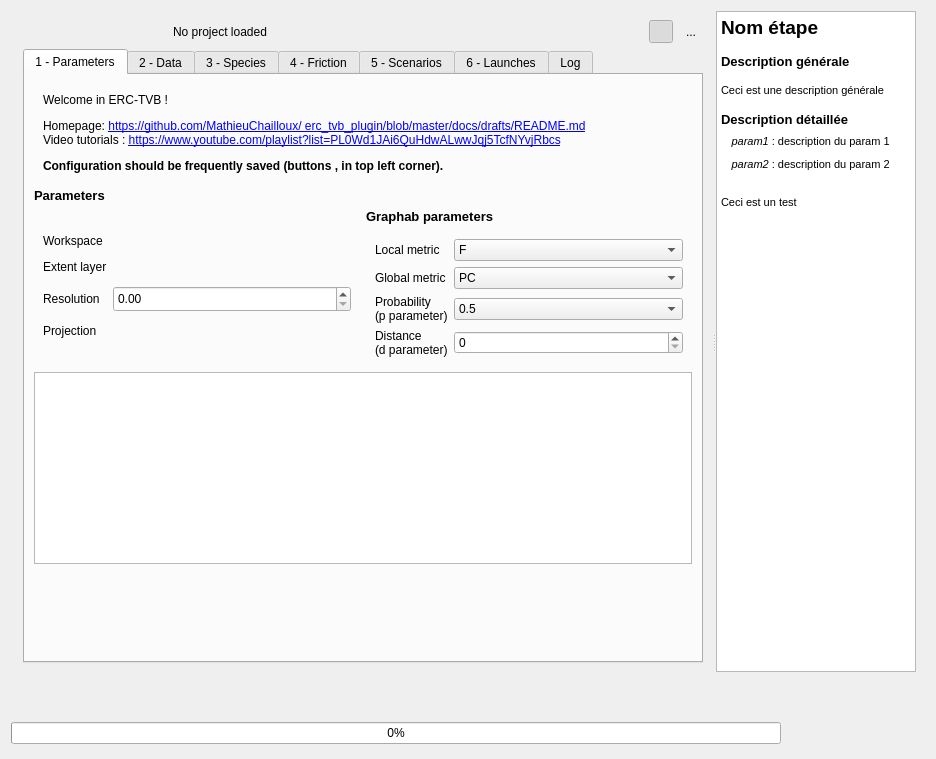
First picture: the form in ui/erc_tvb_plugin_dialog_base.ui, repository MathieuChailloux/MitiConnect, before the edit.
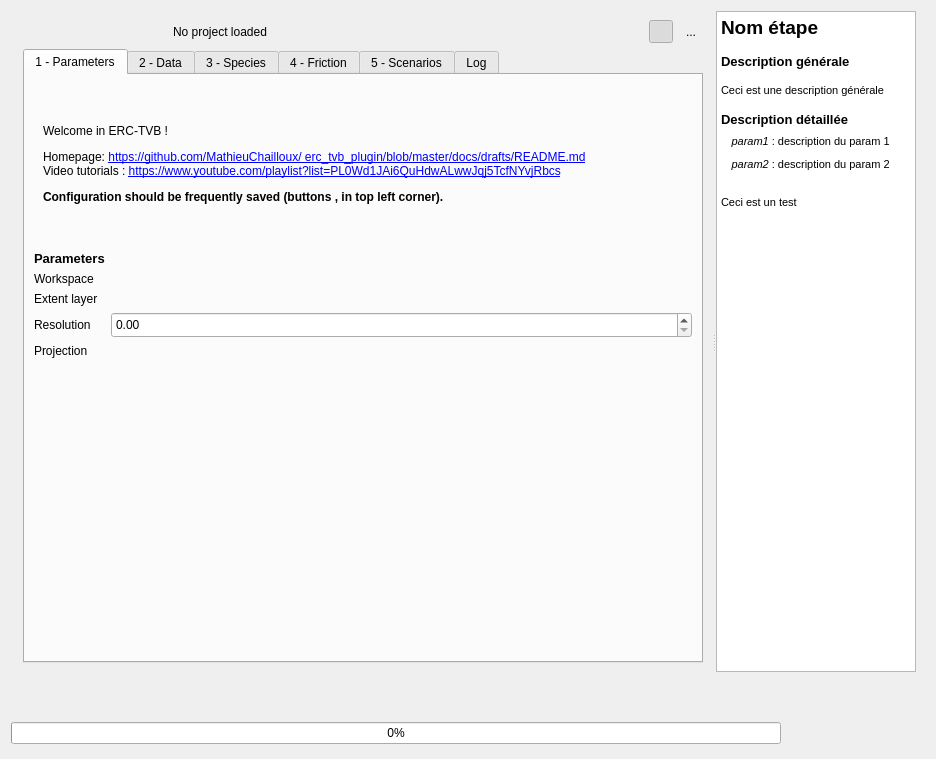
Second picture: the form after the edit. The open tabs and pages were chosen to show the change. Icons and pictures are not drawn. Custom widgets are drawn as their Qt base class.

Commit message: ui replaced, old widgets disconnected

Diff of the .ui file:
```diff
--- a/ui/erc_tvb_plugin_dialog_base.ui
+++ b/ui/erc_tvb_plugin_dialog_base.ui
@@ -299,48 +299,8 @@
               <attribute name="title">
                <string>1 - Parameters</string>
               </attribute>
-              <layout class="QGridLayout" name="gridLayout_14">
-               <item row="4" column="0" colspan="2">
-                <widget class="QTableView" name="paramsView">
-                 <property name="enabled">
-                  <bool>true</bool>
-                 </property>
-                 <property name="sizePolicy">
-                  <sizepolicy hsizetype="Expanding" vsizetype="Expanding">
-                   <horstretch>0</horstretch>
-                   <verstretch>0</verstretch>
-                  </sizepolicy>
-                 </property>
-                 <property name="minimumSize">
-                  <size>
-                   <width>0</width>
-                   <height>180</height>
-                  </size>
-                 </property>
-                 <property name="maximumSize">
-                  <size>
-                   <width>16777215</width>
-                   <height>16777215</height>
-                  </size>
-                 </property>
-                 <property name="editTriggers">
-                  <set>QAbstractItemView::NoEditTriggers</set>
-                 </property>
-                 <property name="dragEnabled">
-                  <bool>false</bool>
-                 </property>
-                 <property name="alternatingRowColors">
-                  <bool>false</bool>
-                 </property>
-                 <property name="selectionBehavior">
-                  <enum>QAbstractItemView::SelectItems</enum>
-                 </property>
-                 <property name="sortingEnabled">
-                  <bool>false</bool>
-                 </property>
-                </widget>
-               </item>
-               <item row="0" column="0" colspan="2">
+              <layout class="QGridLayout" name="gridLayout">
+               <item row="0" column="0" colspan="3">
                 <widget class="QFrame" name="frame_14">
                  <property name="sizePolicy">
                   <sizepolicy hsizetype="Preferred" vsizetype="Fixed">
@@ -348,10 +308,16 @@
                    <verstretch>0</verstretch>
                   </sizepolicy>
                  </property>
+                 <property name="minimumSize">
+                  <size>
+                   <width>0</width>
+                   <height>161</height>
+                  </size>
+                 </property>
                  <property name="maximumSize">
                   <size>
                    <width>16777213</width>
-                   <height>16777213</height>
+                   <height>161</height>
                   </size>
                  </property>
                  <property name="frameShape">
@@ -380,161 +346,6 @@
                  </layout>
                 </widget>
                </item>
-               <item row="2" column="1">
-                <widget class="QLabel" name="paramlabel_2">
-                 <property name="sizePolicy">
-                  <sizepolicy hsizetype="Fixed" vsizetype="Fixed">
-                   <horstretch>0</horstretch>
-                   <verstretch>0</verstretch>
-                  </sizepolicy>
-                 </property>
-                 <property name="font">
-                  <font>
-                   <pointsize>10</pointsize>
-                   <weight>75</weight>
-                   <bold>true</bold>
-                  </font>
-                 </property>
-                 <property name="text">
-                  <string>Graphab parameters</string>
-                 </property>
-                </widget>
-               </item>
-               <item row="3" column="1">
-                <widget class="QFrame" name="frame_15">
-                 <property name="sizePolicy">
-                  <sizepolicy hsizetype="Expanding" vsizetype="Fixed">
-                   <horstretch>0</horstretch>
-                   <verstretch>0</verstretch>
-                  </sizepolicy>
-                 </property>
-                 <property name="minimumSize">
-                  <size>
-                   <width>0</width>
-                   <height>107</height>
-                  </size>
-                 </property>
-                 <property name="frameShape">
-                  <enum>QFrame::NoFrame</enum>
-                 </property>
-                 <property name="frameShadow">
-                  <enum>QFrame::Raised</enum>
-                 </property>
-                 <layout class="QGridLayout" name="gridLayout_13">
-                  <item row="0" column="0">
-                   <widget class="QLabel" name="label_48">
-                    <property name="sizePolicy">
-                     <sizepolicy hsizetype="Fixed" vsizetype="Fixed">
-                      <horstretch>0</horstretch>
-                      <verstretch>0</verstretch>
-                     </sizepolicy>
-                    </property>
-                    <property name="text">
-                     <string>Local metric</string>
-                    </property>
-                   </widget>
-                  </item>
-                  <item row="0" column="1">
-                   <widget class="QComboBox" name="localMetric">
-                    <item>
-                     <property name="text">
-                      <string>F</string>
-                     </property>
-                    </item>
-                    <item>
-                     <property name="text">
-                      <string>IF</string>
-                     </property>
-                    </item>
-                    <item>
-                     <property name="text">
-                      <string>BC</string>
-                     </property>
-                    </item>
-                   </widget>
-                  </item>
-                  <item row="1" column="0">
-                   <widget class="QLabel" name="label_49">
-                    <property name="sizePolicy">
-                     <sizepolicy hsizetype="Fixed" vsizetype="Fixed">
-                      <horstretch>0</horstretch>
-                      <verstretch>0</verstretch>
-                     </sizepolicy>
-                    </property>
-                    <property name="text">
-                     <string>Global metric</string>
-                    </property>
-                   </widget>
-                  </item>
-                  <item row="1" column="1">
-                   <widget class="QComboBox" name="globalMetric">
-                    <item>
-                     <property name="text">
-                      <string>PC</string>
-                     </property>
-                    </item>
-                    <item>
-                     <property name="text">
-                      <string>EC</string>
-                     </property>
-                    </item>
-                    <item>
-                     <property name="text">
-                      <string>IIC</string>
-                     </property>
-                    </item>
-                   </widget>
-                  </item>
-                  <item row="2" column="0">
-                   <widget class="QLabel" name="label_50">
-                    <property name="sizePolicy">
-                     <sizepolicy hsizetype="Fixed" vsizetype="Fixed">
-                      <horstretch>0</horstretch>
-                      <verstretch>0</verstretch>
-                     </sizepolicy>
-                    </property>
-                    <property name="text">
-                     <string>&lt;html&gt;&lt;head/&gt;&lt;body&gt;&lt;p&gt;Probability&lt;br/&gt;(p parameter)&lt;/p&gt;&lt;/body&gt;&lt;/html&gt;</string>
-                    </property>
-                   </widget>
-                  </item>
-                  <item row="2" column="1">
-                   <widget class="QComboBox" name="probaParam">
-                    <item>
-                     <property name="text">
-                      <string>0.5</string>
-                     </property>
-                    </item>
-                    <item>
-                     <property name="text">
-                      <string>0.05</string>
-                     </property>
-                    </item>
-                   </widget>
-                  </item>
-                  <item row="3" column="0">
-                   <widget class="QLabel" name="label_51">
-                    <property name="sizePolicy">
-                     <sizepolicy hsizetype="Fixed" vsizetype="Fixed">
-                      <horstretch>0</horstretch>
-                      <verstretch>0</verstretch>
-                     </sizepolicy>
-                    </property>
-                    <property name="text">
-                     <string>&lt;html&gt;&lt;head/&gt;&lt;body&gt;&lt;p&gt;Distance&lt;br/&gt;(d parameter)&lt;/p&gt;&lt;/body&gt;&lt;/html&gt;</string>
-                    </property>
-                   </widget>
-                  </item>
-                  <item row="3" column="1">
-                   <widget class="QgsSpinBox" name="distParam">
-                    <property name="maximum">
-                     <number>999999999</number>
-                    </property>
-                   </widget>
-                  </item>
-                 </layout>
-                </widget>
-               </item>
                <item row="1" column="0">
                 <widget class="QLabel" name="paramlabel">
                  <property name="sizePolicy">
@@ -555,28 +366,7 @@
                  </property>
                 </widget>
                </item>
-               <item row="2" column="0" rowspan="2">
-                <widget class="QFrame" name="frame_12">
-                 <property name="sizePolicy">
-                  <sizepolicy hsizetype="Expanding" vsizetype="Fixed">
-                   <horstretch>0</horstretch>
-                   <verstretch>0</verstretch>
-                  </sizepolicy>
-                 </property>
-                 <property name="minimumSize">
-                  <size>
-                   <width>0</width>
-                   <height>137</height>
-                  </size>
-                 </property>
-                 <property name="frameShape">
-                  <enum>QFrame::NoFrame</enum>
-                 </property>
-                 <property name="frameShadow">
-                  <enum>QFrame::Raised</enum>
-                 </property>
-                 <layout class="QGridLayout" name="gridLayout">
-                  <item row="0" column="0">
+               <item row="2" column="0" colspan="2">
                    <widget class="QLabel" name="label_44">
                     <property name="sizePolicy">
                      <sizepolicy hsizetype="Fixed" vsizetype="Fixed">
@@ -599,7 +389,7 @@
                     </property>
                    </widget>
                   </item>
-                  <item row="1" column="0">
+               <item row="3" column="0" colspan="2">
                    <widget class="QLabel" name="label_45">
                     <property name="sizePolicy">
                      <sizepolicy hsizetype="Fixed" vsizetype="Fixed">
@@ -622,7 +412,7 @@
                     </property>
                    </widget>
                   </item>
-                  <item row="2" column="0">
+               <item row="4" column="0">
                    <widget class="QLabel" name="label_46">
                     <property name="sizePolicy">
                      <sizepolicy hsizetype="Fixed" vsizetype="Fixed">
@@ -635,7 +425,7 @@
                     </property>
                    </widget>
                   </item>
-                  <item row="2" column="1">
+               <item row="4" column="1" colspan="2">
                    <widget class="QgsDoubleSpinBox" name="rasterResolution">
                     <property name="sizePolicy">
                      <sizepolicy hsizetype="Expanding" vsizetype="Fixed">
@@ -657,7 +447,7 @@
                     </property>
                    </widget>
                   </item>
-                  <item row="3" column="0">
+               <item row="5" column="0">
                    <widget class="QLabel" name="label_47">
                     <property name="sizePolicy">
                      <sizepolicy hsizetype="Fixed" vsizetype="Fixed">
@@ -680,21 +470,15 @@
                     </property>
                    </widget>
                   </item>
-                 </layout>
-                </widget>
-               </item>
-               <item row="5" column="1">
+               <item row="6" column="2">
                 <spacer name="verticalSpacer">
                  <property name="orientation">
                   <enum>Qt::Vertical</enum>
                  </property>
-                 <property name="sizeType">
-                  <enum>QSizePolicy::Expanding</enum>
-                 </property>
                  <property name="sizeHint" stdset="0">
                   <size>
                    <width>20</width>
-                   <height>0</height>
+                   <height>225</height>
                   </size>
                  </property>
                 </spacer>
@@ -2073,24 +1857,8 @@
                     </property>
                    </widget>
                   </item>
-                 </layout>
-                </widget>
-               </item>
-              </layout>
-             </widget>
-             <widget class="QWidget" name="tab">
-              <attribute name="title">
-               <string>6 - Launches</string>
-              </attribute>
-              <widget class="QPushButton" name="scProjectRun">
-               <property name="geometry">
-                <rect>
-                 <x>200</x>
-                 <y>130</y>
-                 <width>75</width>
-                 <height>23</height>
-                </rect>
-               </property>
+                  <item>
+                   <widget class="QFrame" name="frame_2">
                <property name="sizePolicy">
                 <sizepolicy hsizetype="Fixed" vsizetype="Fixed">
                  <horstretch>0</horstretch>
@@ -2530,13 +2298,84 @@
                <property name="maximumSize">
                 <size>
                  <width>16777215</width>
-                 <height>16777215</height>
-                </size>
-               </property>
-               <property name="sizeAdjustPolicy">
-                <enum>QComboBox::AdjustToMinimumContentsLength</enum>
-               </property>
-              </widget>
+                      <height>100</height>
+                     </size>
+                    </property>
+                    <property name="title">
+                     <string>Graphab parameters</string>
+                    </property>
+                    <layout class="QGridLayout" name="gridLayout_15">
+                     <item row="0" column="0">
+                      <widget class="QLabel" name="label_52">
+                       <property name="sizePolicy">
+                        <sizepolicy hsizetype="Fixed" vsizetype="Fixed">
+                         <horstretch>0</horstretch>
+                         <verstretch>0</verstretch>
+                        </sizepolicy>
+                       </property>
+                       <property name="text">
+                        <string>Local metric</string>
+                       </property>
+                      </widget>
+                     </item>
+                     <item row="0" column="1">
+                      <widget class="QComboBox" name="localMetric">
+                       <item>
+                        <property name="text">
+                         <string>F</string>
+                        </property>
+                       </item>
+                       <item>
+                        <property name="text">
+                         <string>IF</string>
+                        </property>
+                       </item>
+                       <item>
+                        <property name="text">
+                         <string>BC</string>
+                        </property>
+                       </item>
+                      </widget>
+                     </item>
+                     <item row="1" column="0">
+                      <widget class="QLabel" name="label_53">
+                       <property name="sizePolicy">
+                        <sizepolicy hsizetype="Fixed" vsizetype="Fixed">
+                         <horstretch>0</horstretch>
+                         <verstretch>0</verstretch>
+                        </sizepolicy>
+                       </property>
+                       <property name="text">
+                        <string>Global metric</string>
+                       </property>
+                      </widget>
+                     </item>
+                     <item row="1" column="1">
+                      <widget class="QComboBox" name="globalMetric">
+                       <item>
+                        <property name="text">
+                         <string>PC</string>
+                        </property>
+                       </item>
+                       <item>
+                        <property name="text">
+                         <string>EC</string>
+                        </property>
+                       </item>
+                       <item>
+                        <property name="text">
+                         <string>IIC</string>
+                        </property>
+                       </item>
+                      </widget>
+                     </item>
+                    </layout>
+                   </widget>
+                  </item>
+                 </layout>
+                </widget>
+               </item>
+              </layout>
              </widget>
              <widget class="QWidget" name="logTab">
               <attribute name="title">
@@ -2789,6 +2628,12 @@
    <extends>QComboBox</extends>
    <header>qgscheckablecombobox.h</header>
   </customwidget>
+  <customwidget>
+   <class>QgsCollapsibleGroupBox</class>
+   <extends>QGroupBox</extends>
+   <header>qgscollapsiblegroupbox.h</header>
+   <container>1</container>
+  </customwidget>
   <customwidget>
    <class>QgsDoubleSpinBox</class>
    <extends>QDoubleSpinBox</extends>
@@ -2805,11 +2650,6 @@
    <header>qgsprojectionselectionwidget.h</header>
    <container>1</container>
   </customwidget>
-  <customwidget>
-   <class>QgsSpinBox</class>
-   <extends>QSpinBox</extends>
-   <header>qgsspinbox.h</header>
-  </customwidget>
   <customwidget>
    <class>QgsScrollArea</class>
    <extends>QScrollArea</extends>
```
Left out of the diff: 880 changed lines with no effect on the pictures. Lines whose indentation alone changed are shown as unchanged. The commit also changes 2 other files.
